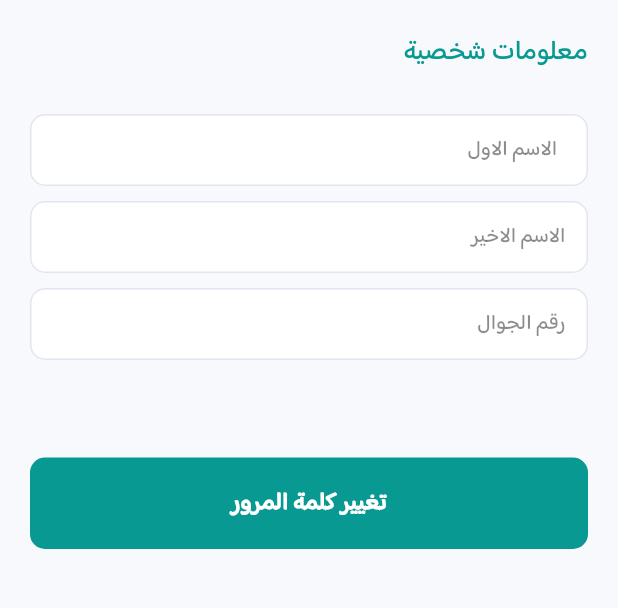
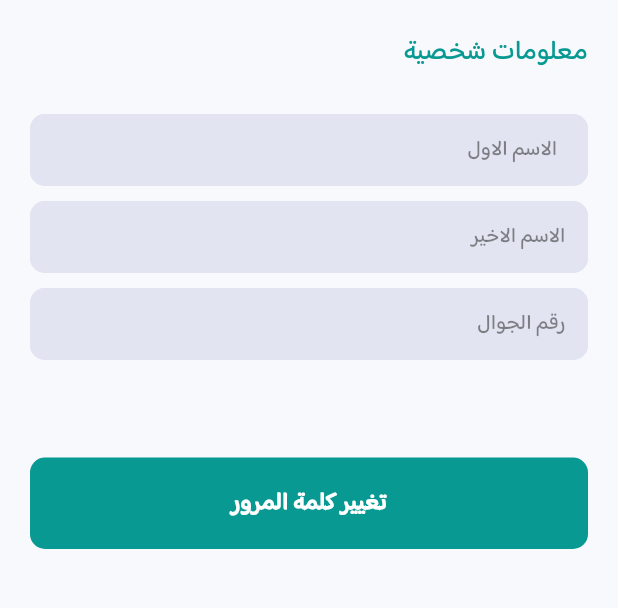
Before and after one commit to Nami-Flutter/suhail, a Flutter app: the EditProfileView screen opened directly, on a phone screen of 412 x 824 dp, the part 84-692 px from its top. Run offline on Flutter 3.47's test engine with Material 2 defaults, Android fonts, the phone set to English and light mode, and no system bars; our stand-ins replace animate_do, assets_audio_player, carousel_slider, dio, firebase_core, firebase_messaging and 12 more; missing offline and left inert: flutter_polyline_points, flutter_ringtone_player, moyasar_payment, record; accounts and stored records are empty; network calls fail.

Commit message:
Merge branch 'ali'

```diff
--- a/lib/views/shared/trip_details/units/trip_info.dart
+++ b/lib/views/shared/trip_details/units/trip_info.dart
@@ -121,6 +121,7 @@ class _TripInfoState extends State<TripInfo> {
                   ),
                 ]
             ),
+
             Divider(),
             Column(
                 children: [
--- a/lib/views/user/edit_profile/view.dart
+++ b/lib/views/user/edit_profile/view.dart
@@ -58,7 +58,7 @@ class EditProfileView extends StatelessWidget {
                   // ),
                   InputFormField(
                     hint: '  الاسم الاول',
-                    fillColor: kWhiteColor,
+                    fillColor: kGreyColor,
                     horizontalMargin: 20,
                     verticalMargin: 5,
                     disabled: true,
@@ -67,7 +67,7 @@ class EditProfileView extends StatelessWidget {
                   ),
                   InputFormField(
                     hint: 'الاسم الاخير  ',
-                    fillColor: kWhiteColor,
+                    fillColor: kGreyColor,
                     horizontalMargin: 20,
                     disabled: true,
                     verticalMargin: 5,
@@ -76,7 +76,7 @@ class EditProfileView extends StatelessWidget {
                   ),
                   InputFormField(
                     hint: 'رقم الجوال  ',
-                    fillColor: kWhiteColor,
+                    fillColor: kGreyColor,
                     horizontalMargin: 20,
                     verticalMargin: 5,
                     controller: cubit.telephoneController,
```
Also changed, not shown: pubspec.lock.
